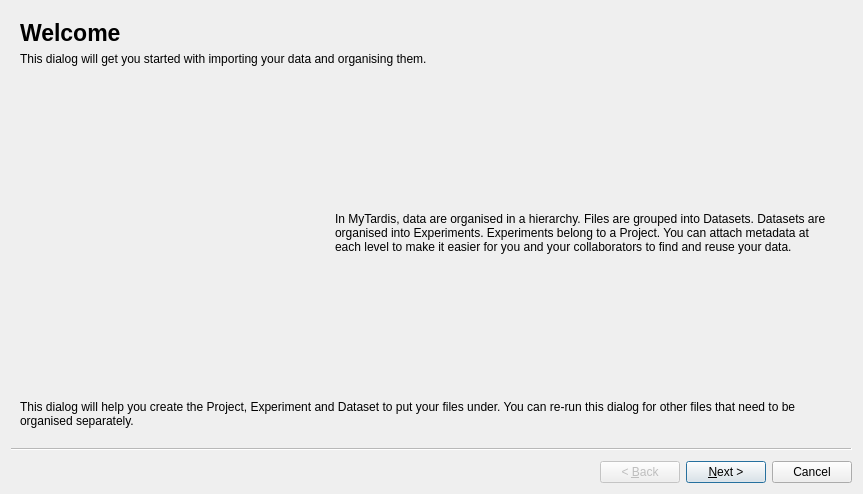
This is ime/ui/ui_add_files_wizard.ui in UoA-eResearch/mytardis_ime as Qt 5 draws it before an edit. The edited form follows.
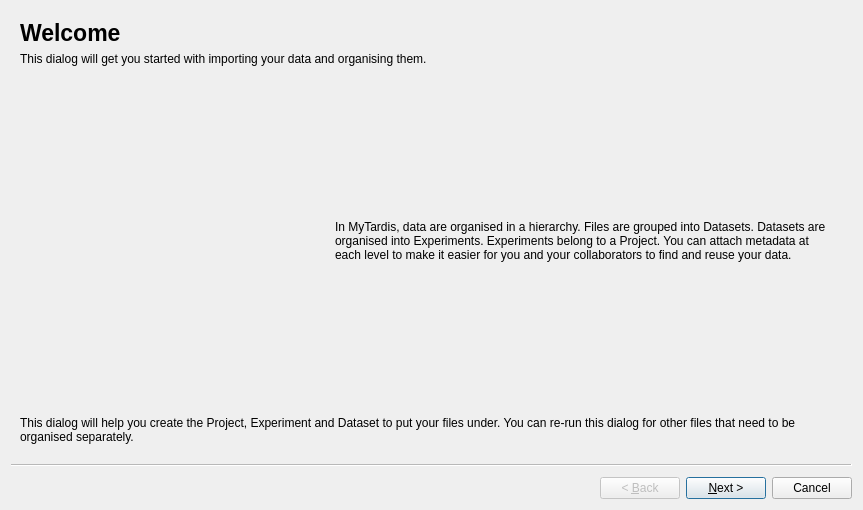
This is the edited form. Icons and pictures are not drawn. Custom widgets are drawn as their Qt base class.

What changed in the file:
```diff
--- a/ime/ui/ui_add_files_wizard.ui
+++ b/ime/ui/ui_add_files_wizard.ui
@@ -7,7 +7,7 @@
     <x>0</x>
     <y>0</y>
     <width>863</width>
-    <height>494</height>
+    <height>510</height>
    </rect>
   </property>
   <property name="windowTitle">
```
Left out of the diff: 30 changed lines with no effect on the pictures.
